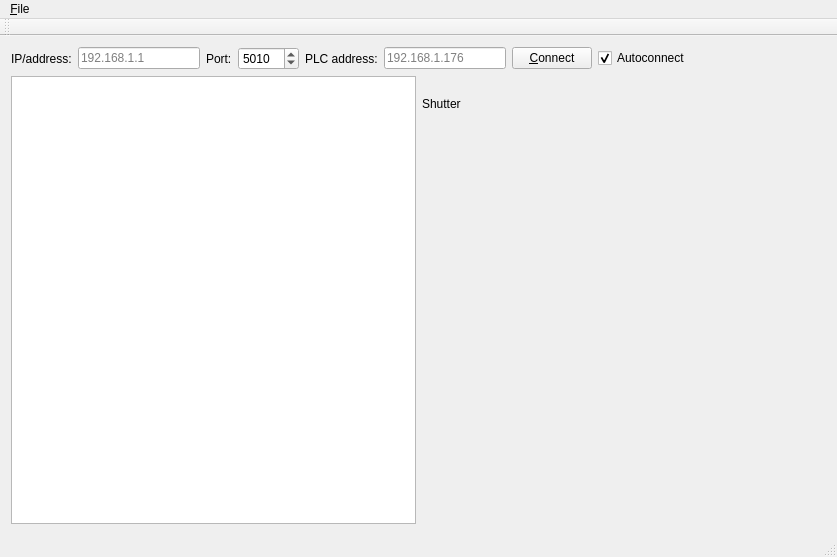
Old version of the form mainwindow.ui in the repository jirislaby/ifoxtrot-qt.
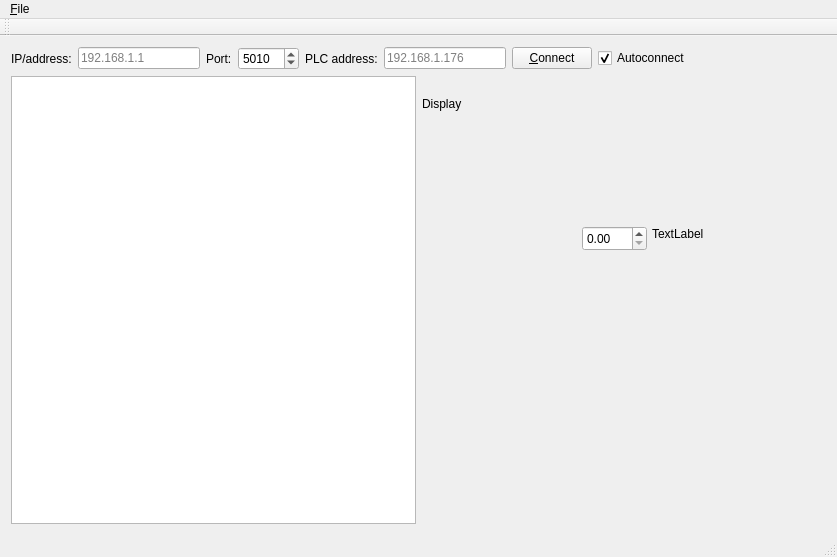
New version of the form.

Commit message: add DISPLAY support

Diff of the .ui file:
```diff
--- a/mainwindow.ui
+++ b/mainwindow.ui
@@ -133,7 +133,7 @@
            <bool>true</bool>
           </property>
           <property name="currentIndex">
-           <number>3</number>
+           <number>4</number>
           </property>
           <widget class="QWidget" name="page_EMPTY"/>
           <widget class="QWidget" name="page_LIGHT">
@@ -243,6 +243,44 @@
             </property>
            </widget>
           </widget>
+          <widget class="QWidget" name="page_DISPLAY">
+           <widget class="QLabel" name="labelShutter_2">
+            <property name="geometry">
+             <rect>
+              <x>0</x>
+              <y>0</y>
+              <width>51</width>
+              <height>16</height>
+             </rect>
+            </property>
+            <property name="text">
+             <string>Display</string>
+            </property>
+           </widget>
+           <widget class="QLabel" name="labelDisplayUnit">
+            <property name="geometry">
+             <rect>
+              <x>230</x>
+              <y>130</y>
+              <width>57</width>
+              <height>16</height>
+             </rect>
+            </property>
+            <property name="text">
+             <string>TextLabel</string>
+            </property>
+           </widget>
+           <widget class="QDoubleSpinBox" name="doubleSpinBoxDisplayVal">
+            <property name="geometry">
+             <rect>
+              <x>160</x>
+              <y>130</y>
+              <width>65</width>
+              <height>25</height>
+             </rect>
+            </property>
+           </widget>
+          </widget>
          </widget>
         </item>
        </layout>
```
The commit also changes 2 other files.
